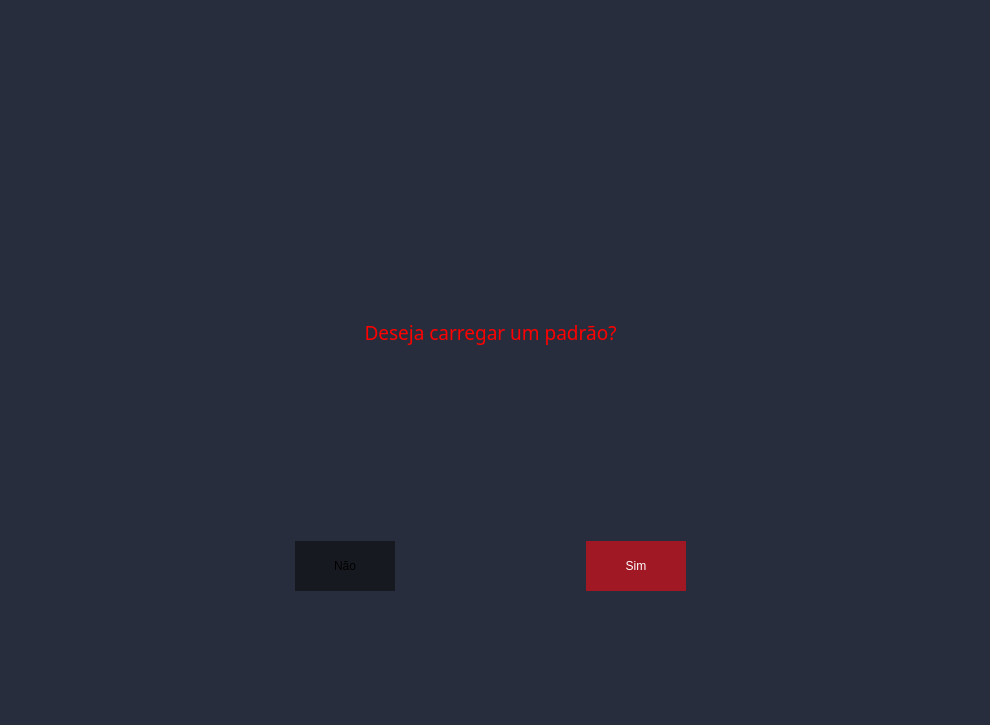
Above: reddragons/interface/ui_files/padrao.ui from Red-Dragons-UFSCar/red-visao before the change. Below: the same form after it.
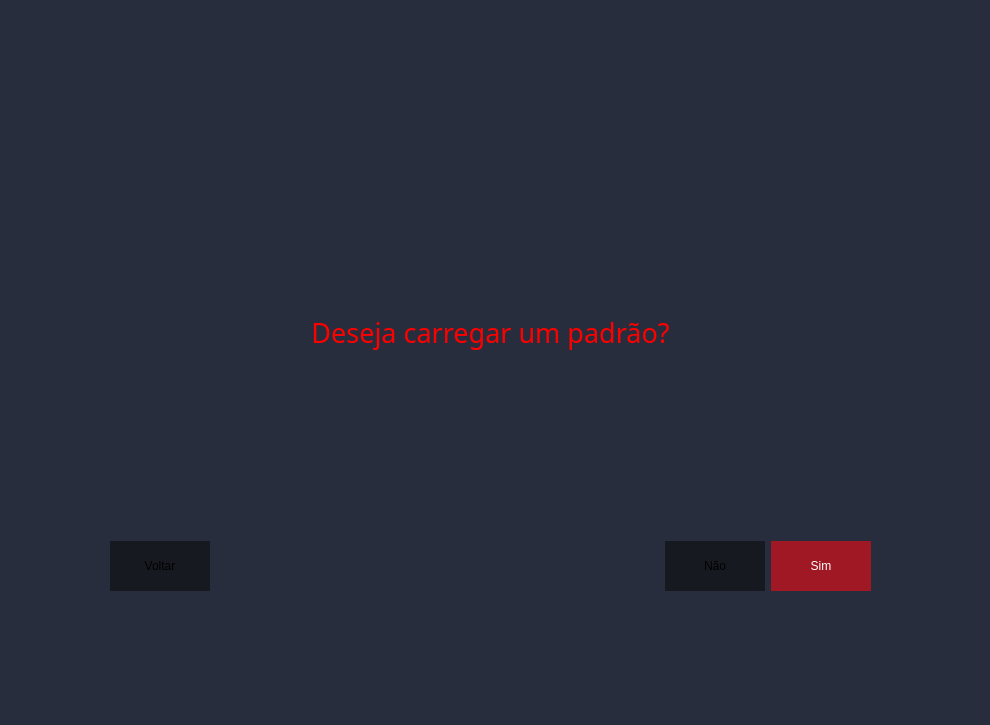
That is the form after the change.

Commit message: add botao de voltar a tela de carregar padrao

```diff
--- a/reddragons/interface/ui_files/padrao.ui
+++ b/reddragons/interface/ui_files/padrao.ui
@@ -44,7 +44,7 @@
        <property name="font">
         <font>
          <family>Microsoft YaHei</family>
-         <pointsize>14</pointsize>
+         <pointsize>20</pointsize>
         </font>
        </property>
        <property name="styleSheet">
@@ -61,6 +61,31 @@
      </item>
      <item>
       <layout class="QHBoxLayout" name="horizontalLayout">
+       <item>
+        <widget class="QPushButton" name="btnVoltar">
+         <property name="minimumSize">
+          <size>
+           <width>100</width>
+           <height>50</height>
+          </size>
+         </property>
+         <property name="font">
+          <font>
+           <family>Cantarell</family>
+          </font>
+         </property>
+         <property name="cursor">
+          <cursorShape>PointingHandCursor</cursorShape>
+         </property>
+         <property name="styleSheet">
+          <string notr="true">background-color: rgb(23, 25, 33);
+border-radius: 0;</string>
+         </property>
+         <property name="text">
+          <string>Voltar</string>
+         </property>
+        </widget>
+       </item>
        <item>
         <spacer name="horizontalSpacer_2">
          <property name="orientation">
@@ -99,19 +124,6 @@
          </property>
         </widget>
        </item>
-       <item>
-        <spacer name="horizontalSpacer">
-         <property name="orientation">
-          <enum>Qt::Horizontal</enum>
-         </property>
-         <property name="sizeHint" stdset="0">
-          <size>
-           <width>40</width>
-           <height>20</height>
-          </size>
-         </property>
-        </spacer>
-       </item>
        <item>
         <widget class="QPushButton" name="btnSim">
          <property name="minimumSize">
@@ -139,19 +151,6 @@
          </property>
         </widget>
        </item>
-       <item>
-        <spacer name="horizontalSpacer_3">
-         <property name="orientation">
-          <enum>Qt::Horizontal</enum>
-         </property>
-         <property name="sizeHint" stdset="0">
-          <size>
-           <width>40</width>
-           <height>20</height>
-          </size>
-         </property>
-        </spacer>
-       </item>
       </layout>
      </item>
     </layout>
```
The commit also changes 1 other file.
